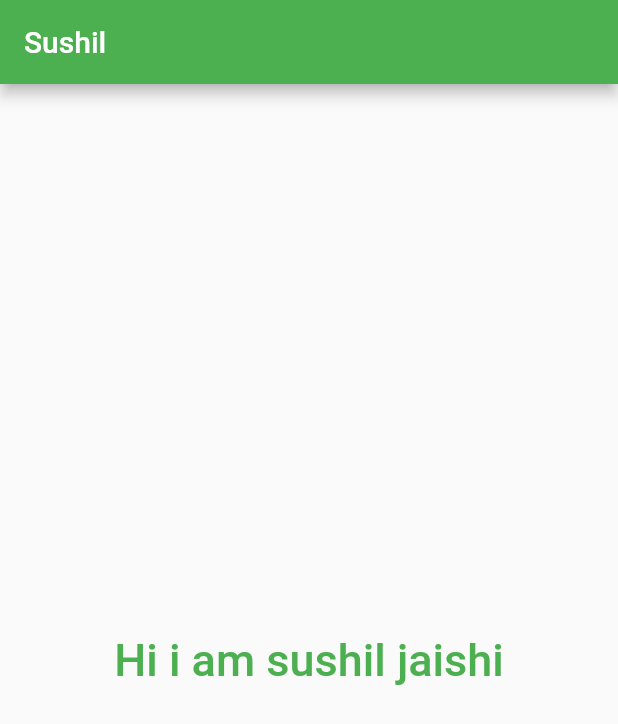
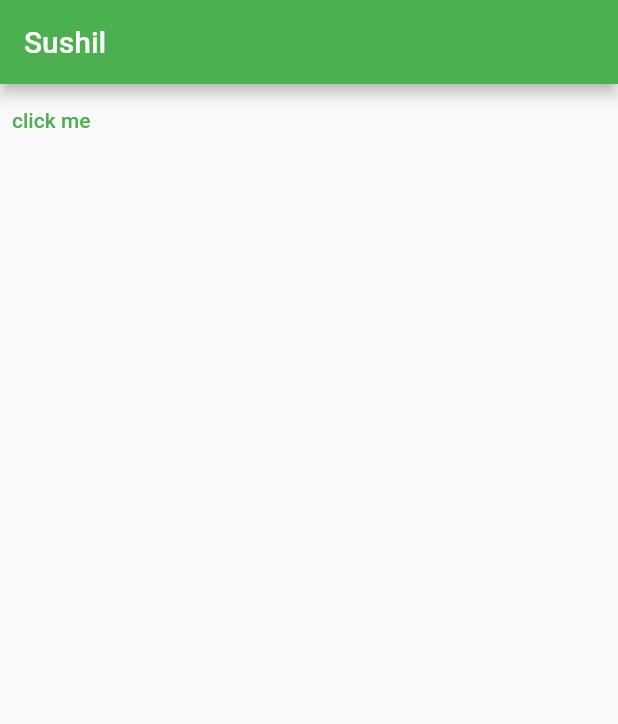
Before and after one commit to Sushil-jaishi/FlutterApp, a Flutter app: the screen it shows after launch, on a phone screen of 412 x 824 dp. Shown: the top 724 px of the screen. Run offline on Flutter 3.47's test engine with Material 2 defaults, Android fonts, the phone set to English and light mode, and no system bars.

Commit message:
Button Widgets

```diff
--- a/lib/main.dart
+++ b/lib/main.dart
@@ -20,8 +20,15 @@ class HomePageScreen extends StatelessWidget{
         appBar: AppBar(
           title: Text('Sushil'),
         ),
-        body:Center(
-            child: Text('Hi i am sushil jaishi',style: TextStyle( fontSize: 30,color: Colors.green,fontWeight: FontWeight.w500),)
+        body:TextButton(
+          //Elevated button and outlined button can also implemented as textbutton
+          child: Text('click me'),
+          onPressed: (){
+            print('pressed on button');
+          },
+          onLongPress: (){
+            print('long pressed on button');
+          },
         )
     );
   }
```
